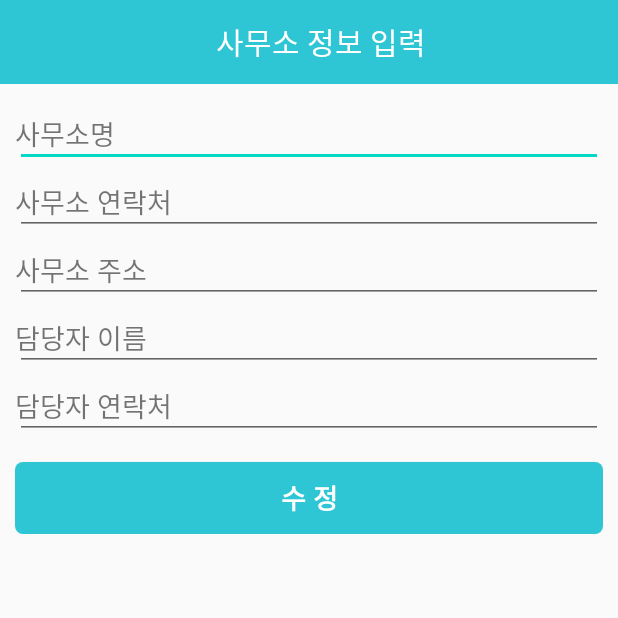
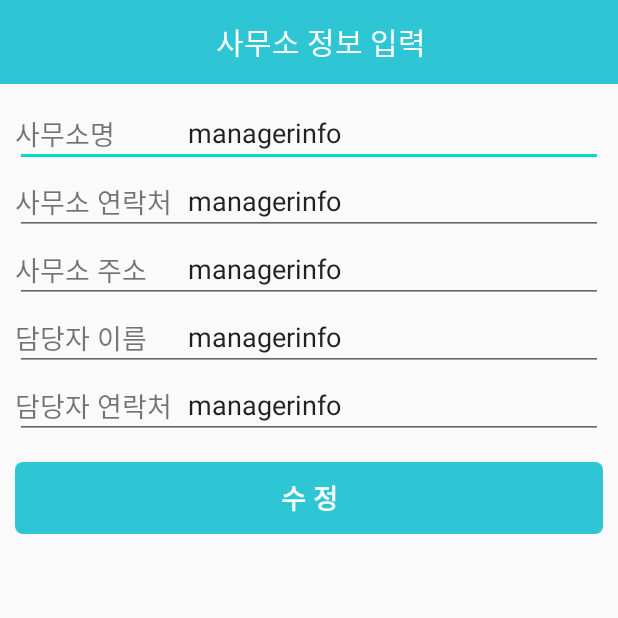
Before and after one commit to Won-dy/Capstone2, an Android app: the MyOfficeInfoManageActivity screen opened directly, with no data from a screen before it, after a tap on "수정 >", on a phone screen of 412 x 824 dp, the top half of it. Run offline under Robolectric (Android 15) with nearby library versions, the phone set to English and light mode, and no system bars; our stand-ins replace Volley; network calls fail.

Commit message:
내 정보 수정값 가져오기, 비번변경 오류 수정, 예외 처리, xml 보완

```diff
--- a/app/src/main/java/kr/co/ilg/activity/findwork/ApplyStateActivity.java
+++ b/app/src/main/java/kr/co/ilg/activity/findwork/ApplyStateActivity.java
@@ -274,7 +274,7 @@ public class ApplyStateActivity extends AppCompatActivity {
 //                    finish();
 //                    startActivity(intent);
                 } catch (Exception e) {
-                    Log.d("mytest3", e.toString());
+                    Log.d("mytest4", e.toString());
                     Toast.makeText(ApplyStateActivity.this, "근로자를 선택하세요.", Toast.LENGTH_SHORT).show();
                 }
             }
@@ -394,7 +394,7 @@ public class ApplyStateActivity extends AppCompatActivity {
 
                             } catch (Exception e) {
                                 e.printStackTrace();
-                                Log.d("mytest3", e.toString());
+                                Log.d("mytest5", e.toString());
                             }
                             //   myAdapter.notifyDataSetChanged();
                             Log.d("zdzd", "zzdzfdzfd");
@@ -412,7 +412,7 @@ public class ApplyStateActivity extends AppCompatActivity {
 
                 } catch (Exception e) {
                     e.printStackTrace();
-                    Log.d("mytest3", e.toString());
+                    Log.d("mytest6", e.toString());
                 }
 
 //                        myAdapter.setOnItemClickListener(new ApplyStateRVAdapter.OnItemClickListener() {
--- a/app/src/main/java/kr/co/ilg/activity/findwork/WritePostingActivity.java
+++ b/app/src/main/java/kr/co/ilg/activity/findwork/WritePostingActivity.java
@@ -312,7 +312,7 @@ boolean success;
                 String jp_contents = detail_info.getText().toString();
                 String field_name = field_name_et.getText().toString();
                 String field_address = field_address_et.getText().toString();
-                if (business_reg_num.equals("") || jp_title.equals("") || jp_job_cost.equals("") || jp_job_tot_people.equals("") || jp_job_date.equals("") || field_name.equals("") || field_address.equals("")) {
+                if ((business_reg_num.trim()).equals("") || (jp_title.trim()).equals("") || (jp_job_cost.trim()).equals("") || (jp_job_tot_people.trim()).equals("") || (jp_job_date.trim()).equals("") || (field_name.trim()).equals("") || (field_address.trim()).equals("") || ((startTimeBtn.getText().toString()).equals("출근시간")) || ((finishTimeBtn.getText().toString()).equals("퇴근시간"))) {
                     Toast.makeText(WritePostingActivity.this, "필수값은 모두 입력해주시기 바랍니다.", Toast.LENGTH_SHORT).show();
                 } else {
 //                Log.d("=======php 보낼 값=======",jp_title + jp_job_cost+ jp_job_tot_people+jp_job_date+ jp_contents+ field_name+
--- a/app/src/main/java/kr/co/ilg/activity/mypage/MyOfficeInfoManageActivity.java
+++ b/app/src/main/java/kr/co/ilg/activity/mypage/MyOfficeInfoManageActivity.java
@@ -99,15 +99,16 @@ public class MyOfficeInfoManageActivity extends AppCompatActivity {
                 AlertDialog.Builder dlg = new AlertDialog.Builder(MyOfficeInfoManageActivity.this);
                 dialogview = (View) View.inflate(MyOfficeInfoManageActivity.this, R.layout.mp_office_info_dlg, null);
 
+                edit_office_detail_info = dialogview.findViewById(R.id.edit_office_detail_info);
+                edit_office_detail_info.setText(office_introduce.getText().toString());
+
                 dlg.setView(dialogview);
                 dlg.setPositiveButton("확인", new DialogInterface.OnClickListener() {
                     @Override
                     public void onClick(DialogInterface dialog, int which) {
-                        edit_office_detail_info = dialogview.findViewById(R.id.edit_office_detail_info);
                         Response.Listener rListener = new Response.Listener<String>() {
                             @Override
                             public void onResponse(String response) {
-
                                 try {
                                     JSONObject jResponse = new JSONObject(response.substring(response.indexOf("{"), response.lastIndexOf("}") + 1));
                                     boolean updateSuccess = jResponse.getBoolean("updateSuccess");
--- a/app/src/main/java/kr/co/ilg/activity/mypage/PasswordChangeActivity.java
+++ b/app/src/main/java/kr/co/ilg/activity/mypage/PasswordChangeActivity.java
@@ -43,7 +43,7 @@ public class PasswordChangeActivity extends Activity {
             @Override
             public void onClick(View v) {
 
-                business_reg_num = Sharedpreference.get_business_reg_num(mContext, "business_reg_num,\"managerinfo\"","managerinfo");
+                business_reg_num = Sharedpreference.get_business_reg_num(mContext, "business_reg_num", "managerinfo");
                 manager_pw = passwdET.getText().toString();
                 manager_new_pw = newPasswdET.getText().toString();
                 manager_check_new_pw = checkNewPwET.getText().toString();
--- a/app/src/main/java/kr/co/ilg/activity/mypage/WriteOfficeInfoActivity.java
+++ b/app/src/main/java/kr/co/ilg/activity/mypage/WriteOfficeInfoActivity.java
@@ -74,9 +74,14 @@ public class WriteOfficeInfoActivity extends Activity {
             }
         });
 
-        if (isUpdate == 1)
+        if (isUpdate == 1) {
             writeBtn.setText("수 정");
-        else {
+            officeNameET.setText(Sharedpreference.get_manager_office_name(getApplicationContext(), "manager_office_name", "managerinfo"));
+            officeNumET.setText(Sharedpreference.get_manager_office_telnum(getApplicationContext(), "manager_office_telnum", "managerinfo"));
+            officeAddressET.setText(Sharedpreference.get_manager_office_address(getApplicationContext(), "manager_office_address", "managerinfo"));
+            managerNameET.setText(Sharedpreference.get_manager_name(getApplicationContext(), "manager_name", "managerinfo"));
+            managerNumET.setText(Sharedpreference.get_manager_phonenum(getApplicationContext(), "manager_phonenum", "managerinfo"));
+        } else {
             Intent receiver = getIntent();
             business_reg_num = receiver.getExtras().getString("business_reg_num");
             manager_represent_name = receiver.getExtras().getString("manager_represent_name");
@@ -88,11 +93,11 @@ public class WriteOfficeInfoActivity extends Activity {
         writeBtn.setOnClickListener(new View.OnClickListener() {
             @Override
             public void onClick(View v) {
-//                if ((officeNameET.getText().toString()).equals("") || (officeNumET.getText().toString()).equals("") || (officeAddressET.getText().toString()).equals("") || (managerNameET.getText().toString()).equals("") || (managerNumET.getText().toString()).equals(""))
-//                    Toast.makeText(WriteOfficeInfoActivity.this, "모든 값을 입력해주세요.", Toast.LENGTH_SHORT).show();
-//                else {
+                if (((officeNameET.getText().toString()).trim()).equals("") || ((officeNumET.getText().toString()).trim()).equals("") || ((officeAddressET.getText().toString()).trim()).equals("") || ((managerNameET.getText().toString()).trim()).equals("") || ((managerNumET.getText().toString()).trim()).equals(""))
+                    Toast.makeText(WriteOfficeInfoActivity.this, "값을 모두 입력해주세요.", Toast.LENGTH_SHORT).show();
+                else {
                     if (isUpdate == 1) {  // 수정
-                        String business_reg_num2 = Sharedpreference.get_business_reg_num(getApplicationContext(), "business_reg_num","managerinfo");
+                        String business_reg_num2 = Sharedpreference.get_business_reg_num(getApplicationContext(), "business_reg_num", "managerinfo");
 
                         Response.Listener rListener = new Response.Listener<String>() {
                             @Override
@@ -104,11 +109,11 @@ public class WriteOfficeInfoActivity extends Activity {
                                     Intent updateIntent = new Intent(WriteOfficeInfoActivity.this, MyOfficeInfoManageActivity.class);
                                     updateIntent.addFlags(Intent.FLAG_ACTIVITY_CLEAR_TOP);
                                     if (updateSuccess2) {
-                                        Sharedpreference.set_manager_office_name(getApplicationContext(), "manager_office_name", officeNameET.getText().toString(),"managerinfo");
-                                        Sharedpreference.set_manager_office_telnum(getApplicationContext(), "manager_office_telnum", officeNumET.getText().toString(),"managerinfo");
-                                        Sharedpreference.set_manager_office_address(getApplicationContext(), "manager_office_address", officeAddressET.getText().toString(),"managerinfo");
-                                        Sharedpreference.set_manager_name(getApplicationContext(), "manager_name", managerNameET.getText().toString(),"managerinfo");
-                                        Sharedpreference.set_manager_phonenum(getApplicationContext(), "manager_phonenum", managerNumET.getText().toString(),"managerinfo");
+                                        Sharedpreference.set_manager_office_name(getApplicationContext(), "manager_office_name", officeNameET.getText().toString(), "managerinfo");
+                                        Sharedpreference.set_manager_office_telnum(getApplicationContext(), "manager_office_telnum", officeNumET.getText().toString(), "managerinfo");
+                                        Sharedpreference.set_manager_office_address(getApplicationContext(), "manager_office_address", officeAddressET.getText().toString(), "managerinfo");
+                                        Sharedpreference.set_manager_name(getApplicationContext(), "manager_name", managerNameET.getText().toString(), "managerinfo");
+                                        Sharedpreference.set_manager_phonenum(getApplicationContext(), "manager_phonenum", managerNumET.getText().toString(), "managerinfo");
 
                                         Toast.makeText(WriteOfficeInfoActivity.this, "수정 완료되었습니다", Toast.LENGTH_SHORT).show();
                                     } else
@@ -125,8 +130,7 @@ public class WriteOfficeInfoActivity extends Activity {
 
                         RequestQueue queue = Volley.newRequestQueue(WriteOfficeInfoActivity.this);  // 데이터 전송에 사용할 Volley의 큐 객체 생성
                         queue.add(updateOfficeInfoRequest);  // Volley로 구현된 큐에 ValidateRequest 객체를 넣어둠으로써 실제로 서버 연동 발생
-                    }
-                    else {  // 회원 가입
+                    } else {  // 회원 가입
                         Intent intent = new Intent(WriteOfficeInfoActivity.this, LocalSelectActivity.class);
 
                         intent.addFlags(Intent.FLAG_ACTIVITY_CLEAR_TOP);
@@ -141,11 +145,9 @@ public class WriteOfficeInfoActivity extends Activity {
                         startActivity(intent);
                     }
 
-                //}
+                }
             }
         });
-
-
     }
 
     public void init_webView() {
--- a/app/src/main/java/kr/co/ilg/activity/workermanage/UserReviewWriteActivity.java
+++ b/app/src/main/java/kr/co/ilg/activity/workermanage/UserReviewWriteActivity.java
@@ -52,10 +52,13 @@ Context mContext;
         });
 
 
-        review_object.setText("To."+worker_name);
+        review_object.setText("To. "+worker_name);
         okBtn.setOnClickListener(new View.OnClickListener() {
             @Override
             public void onClick(View v) {
+                if(((review_text.getText().toString()).trim()).equals("")) {
+                    Toast.makeText(UserReviewWriteActivity.this, "내용을 입력해주세요", Toast.LENGTH_SHORT).show();
+                } else {
                     Response.Listener responseListener = new Response.Listener<String>() {
                         @Override
                         public void onResponse(String response) {
@@ -76,6 +79,7 @@ Context mContext;
                     RequestQueue queue = Volley.newRequestQueue(UserReviewWriteActivity.this);
                     queue.add(reviewInsert);
                 }
+            }
         });
     }
 }
--- a/app/src/main/res/layout/mp_office_info_dlg.xml
+++ b/app/src/main/res/layout/mp_office_info_dlg.xml
@@ -7,7 +7,7 @@
     <TextView
         android:layout_width="wrap_content"
         android:layout_height="wrap_content"
-        android:text="사무소 상세정보"
+        android:text="사무소 소개"
         android:textSize="20sp"/>
     <EditText
         android:id="@+id/edit_office_detail_info"
```
Also changed, not shown: app/src/main/java/kr/co/ilg/activity/login/SignupPasswordActivity.java (+8 -4 lines), app/src/main/java/kr/co/ilg/activity/mypage/AccountAddActivity.java (+10 -1 lines), app/src/main/java/kr/co/ilg/activity/workermanage/PayActivity.java (+28 -23 lines), app/src/main/res/layout/account_add.xml (+14 -3 lines). Lines whose indentation alone changed are shown as unchanged.
